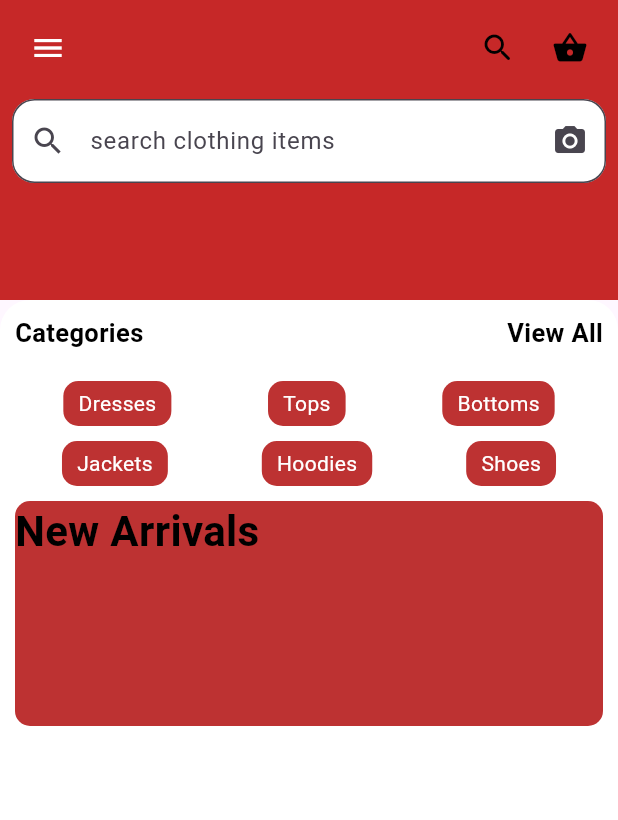
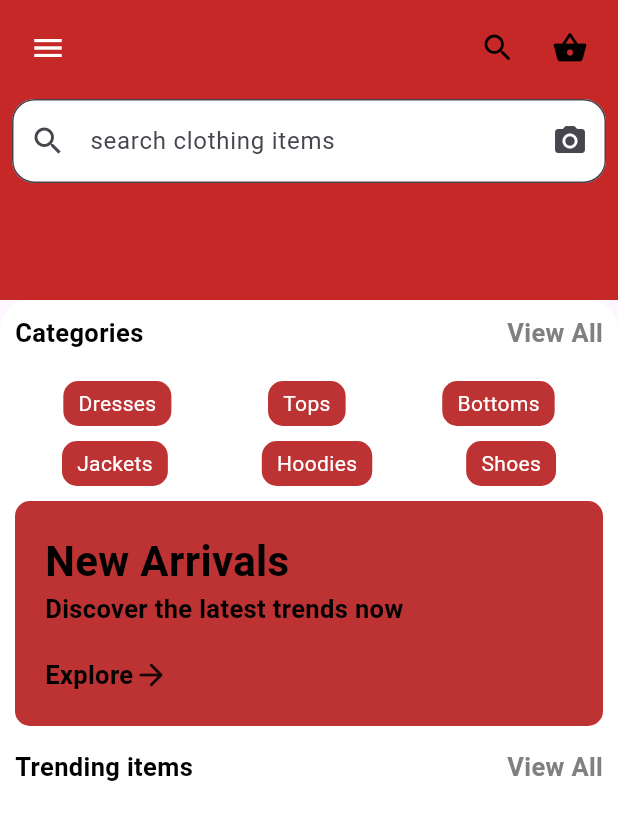
Before and after one commit to Santana-clauss/PLP-dart-projects, a Flutter app: the screen it shows after launch, on a phone screen of 412 x 824 dp. Shown: the top 820 px of the screen. Run offline on Flutter 3.47's test engine with Material 3 defaults, Android fonts, the phone set to English and light mode, and no system bars; our stand-ins replace get, shared_preferences.

Commit message:
updated dashboard

```diff
--- a/course_modules/ECOMMERCE-main/lib/config/constants.dart
+++ b/course_modules/ECOMMERCE-main/lib/config/constants.dart
@@ -4,6 +4,7 @@ const Color primaryColor = Color(0xFF02ADEE);
 const Color secondaryColor = Color(0xFFF2F597);
 const Color blackColor = Color(0xFF000000);
 const greytextColor = Color(0xFF404040);
+const greyColor=Color(0xFF808080);
 const appbartextColor = Color(0xFFFFFFFF);
 const Color orangeColor = Color(0xFFeab676);
 const Color darkOrangeColor = Color(0xFFA0522D);
--- a/course_modules/ECOMMERCE-main/lib/views/customtext.dart
+++ b/course_modules/ECOMMERCE-main/lib/views/customtext.dart
@@ -11,7 +11,7 @@ class customText extends StatelessWidget {
   const customText(
       {super.key,
       required this.label,
-      this.labelColor = greytextColor,
+      this.labelColor = blackColor,
       this.fontSize = 17});
 
   @override
--- a/course_modules/ECOMMERCE-main/lib/views/screens/dashboard.dart
+++ b/course_modules/ECOMMERCE-main/lib/views/screens/dashboard.dart
@@ -89,7 +89,7 @@ class DashboardPage extends StatelessWidget {
                     mainAxisAlignment: MainAxisAlignment.spaceBetween,
                     children: [
                       customText(label: "Categories",labelColor: blackColor,),
-                      customText(label:"View All",labelColor: blackColor),
+                      customText(label:"View All",labelColor: greyColor),
                     ],
 
                   ),
@@ -121,27 +121,35 @@ class DashboardPage extends StatelessWidget {
                       color: redColor,
                       borderRadius: BorderRadius.all(Radius.circular(10)),
                     ),
-                    child: customText(label: "New Arrivals",labelColor:blackColor,fontSize: 28,),
+                    child: Padding(
+                      padding: const EdgeInsets.all(20.0),
+                      child: Column(
+                        crossAxisAlignment: CrossAxisAlignment.start,
+                        children: [
+                          customText(label: "New Arrivals",labelColor:blackColor,fontSize: 28,),
+                          customText(label: "Discover the latest trends now"),
+                          SizedBox(height: 20,),
+                          Row(
+                            children: [
+                              customText(label: "Explore"),
+                              Icon(Icons.arrow_forward_rounded),
+                            ],
+                          ),
+                          ]
+
+                      ),
+
+                    ),
 
 
                   ),
-                  SizedBox(height: 5),
-                  Text(
-                    'Discover the latest trends now',
-                    style: TextStyle(color: Colors.white),
-                  ),
-                  SizedBox(height: 10),
+                  SizedBox(height: 15),
                   Row(
-                    mainAxisAlignment: MainAxisAlignment.end,
+                    mainAxisAlignment: MainAxisAlignment.spaceBetween,
                     children: [
-                      Text(
-                        'Explore ',
-                        style: TextStyle(color: Colors.white),
-                      ),
-                      Icon(
-                        Icons.arrow_forward,
-                        color: Colors.white,
-                      ),
+
+                      customText(label: "Trending items"),
+                      customText(label: "View All",labelColor:greyColor),
                     ],
                   ),
                   SizedBox(height: 10),
```
